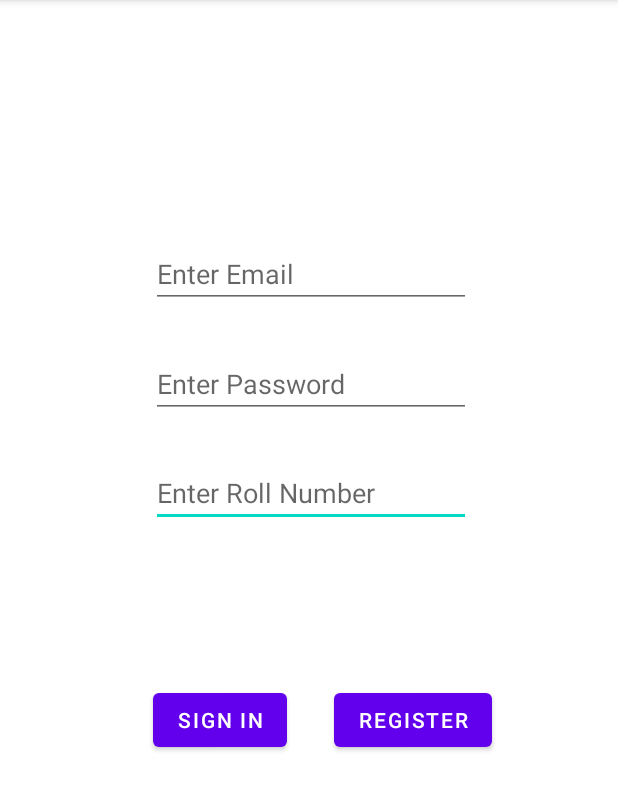
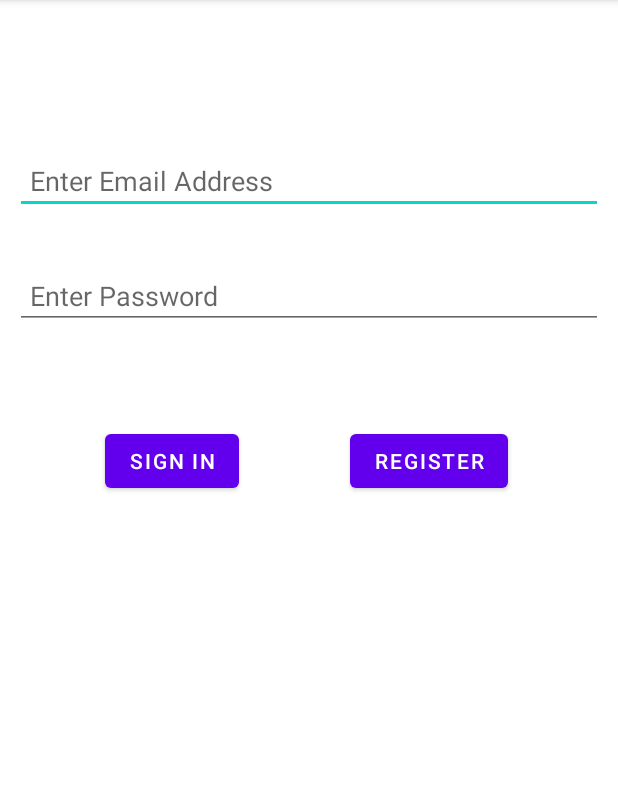
Before and after one commit to nayaktuhin/CollegeApp, an Android app: the LoginActivity screen opened directly, with no data from a screen before it, on a phone screen of 412 x 824 dp, the part 84-895 px from its top. Run offline under Robolectric (Android 15) with nearby library versions, the phone set to English and light mode, and no system bars.

Commit message:
LoginActivity UI Changed

```diff
--- a/app/build.gradle
+++ b/app/build.gradle
@@ -7,14 +7,14 @@ plugins {
 
 android {
     compileSdkVersion 30
-    buildToolsVersion "30.0.2"
+    buildToolsVersion "30.0.3"
 
     defaultConfig {
         applicationId "salty.contaminated.collegeapp"
         minSdkVersion 27
         targetSdkVersion 30
         versionCode 1
-        versionName "1.0"
+        versionName "1.1"
 
         testInstrumentationRunner "androidx.test.runner.AndroidJUnitRunner"
     }
@@ -43,7 +43,7 @@ dependencies {
     implementation 'androidx.annotation:annotation:1.1.0'
     implementation 'androidx.lifecycle:lifecycle-livedata-ktx:2.2.0'
     implementation 'androidx.lifecycle:lifecycle-viewmodel-ktx:2.2.0'
-    implementation 'com.google.firebase:firebase-auth:19.3.1'
+    implementation 'com.google.firebase:firebase-auth:20.0.1'
     testImplementation 'junit:junit:4.13.1'
     androidTestImplementation 'androidx.test.ext:junit:1.1.2'
     androidTestImplementation 'androidx.test.espresso:espresso-core:3.3.0'
--- a/app/src/main/java/salty/contaminated/collegeapp/LoginActivity.java
+++ b/app/src/main/java/salty/contaminated/collegeapp/LoginActivity.java
@@ -9,7 +9,7 @@ import android.widget.Button;
 
 public class LoginActivity extends AppCompatActivity {
 
-    Button btn;
+
     @Override
     protected void onCreate(Bundle savedInstanceState) {
         super.onCreate(savedInstanceState);
--- a/app/src/main/res/layout/activity_login.xml
+++ b/app/src/main/res/layout/activity_login.xml
@@ -4,69 +4,61 @@
     xmlns:tools="http://schemas.android.com/tools"
     android:layout_width="match_parent"
     android:layout_height="match_parent"
+    android:layout_centerInParent="false"
+    android:layout_centerHorizontal="false"
+    android:layout_centerVertical="false"
+    android:layout_margin="10dp"
+    android:foregroundGravity="center_vertical"
+    android:orientation="horizontal"
     tools:context=".LoginActivity">
 
     <EditText
-        android:id="@+id/editRollNumber"
-        android:layout_width="wrap_content"
+        android:id="@+id/edt_email"
+        android:layout_width="match_parent"
         android:layout_height="wrap_content"
-        android:layout_marginTop="27dp"
-        android:layout_marginBottom="36dp"
-        android:ems="10"
-        android:hint="Enter Roll Number"
+        android:layout_marginTop="88dp"
+        android:ems="0"
+        android:hint="Enter Email Address"
         android:inputType="textPersonName"
-        app:layout_constraintBottom_toTopOf="@+id/toNextButton"
+        android:padding="10dp"
         app:layout_constraintEnd_toEndOf="parent"
-        app:layout_constraintHorizontal_bias="0.507"
-        app:layout_constraintStart_toStartOf="parent"
-        app:layout_constraintTop_toBottomOf="@+id/editTextTextPassword"
-        app:layout_constraintVertical_bias="0.0" />
-
-    <Button
-        android:id="@+id/toNextButton"
-        android:layout_width="wrap_content"
-        android:layout_height="wrap_content"
-        android:layout_marginStart="60dp"
-        android:layout_marginBottom="264dp"
-        android:text="@string/action_sign_in_short"
-        app:layout_constraintBottom_toBottomOf="parent"
-        app:layout_constraintEnd_toStartOf="@+id/buttonRegister"
-        app:layout_constraintHorizontal_bias="0.575"
-        app:layout_constraintStart_toStartOf="parent" />
-
-    <Button
-        android:id="@+id/buttonRegister"
-        android:layout_width="wrap_content"
-        android:layout_height="wrap_content"
-        android:layout_marginEnd="84dp"
-        android:text="Register"
-        app:layout_constraintBaseline_toBaselineOf="@+id/toNextButton"
-        app:layout_constraintEnd_toEndOf="parent" />
-
-    <EditText
-        android:id="@+id/editTextTextEmailAddress"
-        android:layout_width="wrap_content"
-        android:layout_height="wrap_content"
-        android:layout_marginTop="160dp"
-        android:ems="10"
-        android:hint="Enter Email"
-        android:inputType="textEmailAddress"
-        app:layout_constraintEnd_toEndOf="parent"
-        app:layout_constraintHorizontal_bias="0.507"
+        app:layout_constraintHorizontal_bias="0.0"
         app:layout_constraintStart_toStartOf="parent"
         app:layout_constraintTop_toTopOf="parent" />
 
     <EditText
-        android:id="@+id/editTextTextPassword"
+        android:id="@+id/edt_password"
+        android:layout_width="match_parent"
+        android:layout_height="wrap_content"
+        android:layout_marginTop="32dp"
+        android:ems="10"
+        android:hint="Enter Password"
+        android:inputType="textPersonName"
+        android:padding="10dp"
+        app:layout_constraintEnd_toEndOf="parent"
+        app:layout_constraintHorizontal_bias="0.0"
+        app:layout_constraintStart_toStartOf="parent"
+        app:layout_constraintTop_toBottomOf="@+id/edt_email" />
+
+    <Button
+        android:id="@+id/button"
         android:layout_width="wrap_content"
         android:layout_height="wrap_content"
-        android:layout_marginTop="28dp"
-        android:ems="10"
-        android:hint="Enter Password"
-        android:inputType="textPassword"
+        android:layout_marginStart="60dp"
+        android:layout_marginTop="64dp"
+        android:text="Sign In"
+        app:layout_constraintStart_toStartOf="parent"
+        app:layout_constraintTop_toBottomOf="@+id/edt_password" />
+
+    <Button
+        android:id="@+id/button2"
+        android:layout_width="wrap_content"
+        android:layout_height="wrap_content"
+        android:layout_marginTop="64dp"
+        android:layout_marginEnd="60dp"
+        android:text="@string/action_sign_in"
         app:layout_constraintEnd_toEndOf="parent"
-        app:layout_constraintHorizontal_bias="0.507"
-        app:layout_constraintStart_toStartOf="parent"
-        app:layout_constraintTop_toBottomOf="@+id/editTextTextEmailAddress" />
-
+        app:layout_constraintHorizontal_bias="0.953"
+        app:layout_constraintStart_toEndOf="@+id/button"
+        app:layout_constraintTop_toBottomOf="@+id/edt_password" />
 </androidx.constraintlayout.widget.ConstraintLayout>
--- a/app/src/main/res/values/strings.xml
+++ b/app/src/main/res/values/strings.xml
@@ -1,11 +1,10 @@
 <resources>
     <string name="app_name">CollegeApp</string>
-    <!-- TODO: Remove or change this placeholder text -->
     <string name="hello_blank_fragment">Hello blank fragment</string>
     <!-- Strings related to login -->
     <string name="prompt_email">Email</string>
     <string name="prompt_password">Password</string>
-    <string name="action_sign_in">Sign in or register</string>
+    <string name="action_sign_in">Register</string>
     <string name="action_sign_in_short">Sign in</string>
     <string name="welcome">"Welcome!"</string>
     <string name="invalid_username">Not a valid username</string>
```
Also changed, not shown: app/src/main/java/salty/contaminated/collegeapp/MainActivity.java (+6 -1 lines).
